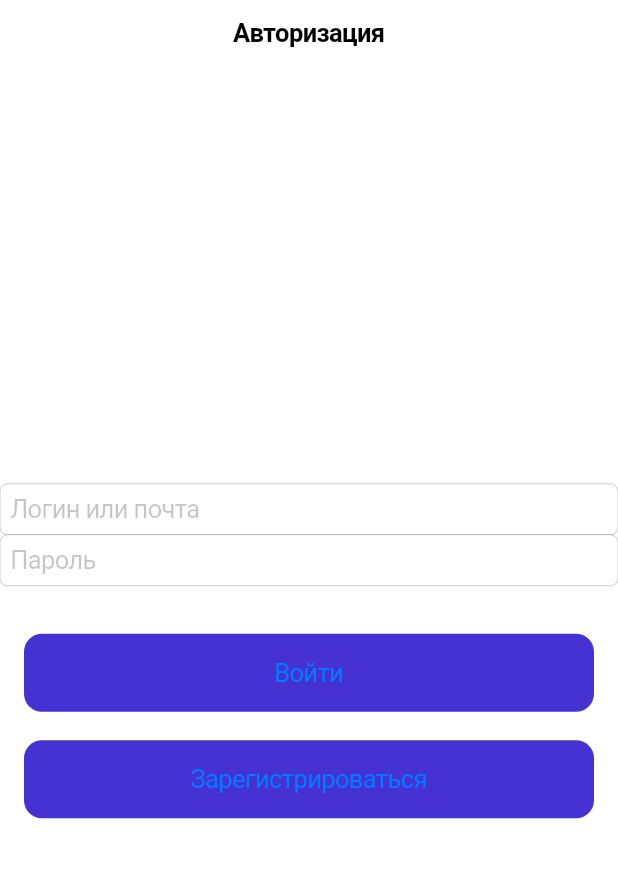
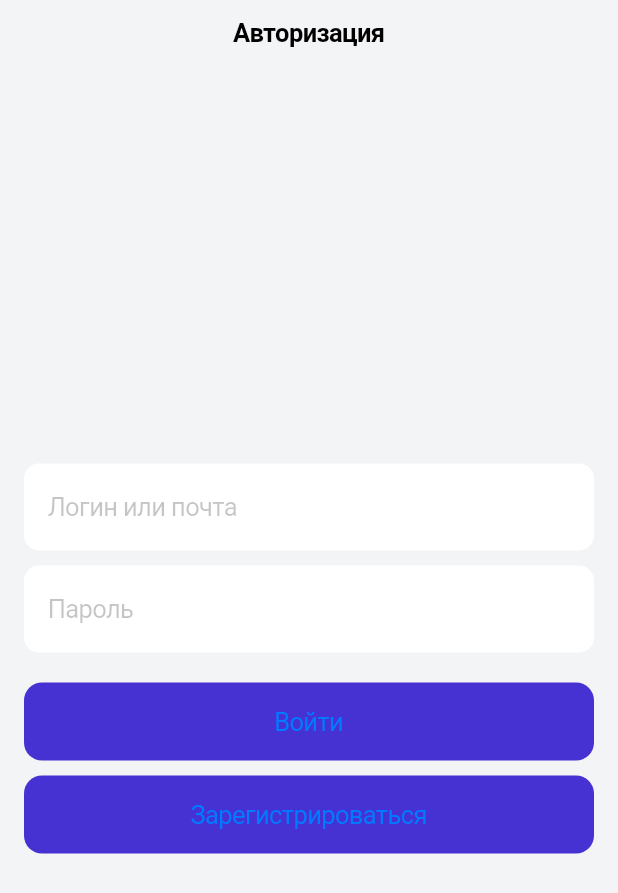
Before and after one commit to K1yoshiSho/Code-Union, a Flutter app: the screen it shows after launch, on a phone screen of 412 x 824 dp. Shown: the top 893 px of the screen. Run offline on Flutter 3.47's test engine with Material 2 defaults, Android fonts, the phone set to English and light mode, and no system bars.

Commit message:
auth ui final

```diff
--- a/testproject/lib/src/screens/auth/auth_screen.dart
+++ b/testproject/lib/src/screens/auth/auth_screen.dart
@@ -8,7 +8,10 @@ class AuthScreen extends StatelessWidget {
   @override
   Widget build(BuildContext context) {
     return CupertinoPageScaffold(
+      backgroundColor: Color(0xFFF3F4F6),
       navigationBar: CupertinoNavigationBar(
+        border: Border(),
+        backgroundColor: CupertinoColors.white,
         middle: Text('Авторизация'),
       ),
       child: SafeArea(
@@ -17,13 +20,31 @@ class AuthScreen extends StatelessWidget {
           mainAxisAlignment: MainAxisAlignment.center,
           // ignore: prefer_const_literals_to_create_immutables
           children: [
-            CupertinoTextField(
-              placeholder: 'Логин или почта',
+            Padding(
+              padding: const EdgeInsets.symmetric(horizontal: 16, vertical: 10),
+              child: CupertinoTextField(
+                placeholder: 'Логин или почта',
+                decoration: BoxDecoration(
+                  color: CupertinoColors.white,
+                  borderRadius: BorderRadius.circular(10),
+                ),
+                padding:
+                    const EdgeInsets.symmetric(vertical: 19, horizontal: 16),
+              ),
             ),
-            CupertinoTextField(
-              placeholder: 'Пароль',
+            Padding(
+              padding: const EdgeInsets.symmetric(horizontal: 16),
+              child: CupertinoTextField(
+                placeholder: 'Пароль',
+                decoration: BoxDecoration(
+                  borderRadius: BorderRadius.circular(10),
+                  color: CupertinoColors.white,
+                ),
+                padding:
+                    const EdgeInsets.symmetric(vertical: 19, horizontal: 16),
+              ),
             ),
-            SizedBox(height: 32),
+            SizedBox(height: 20),
             Padding(
               padding: const EdgeInsets.symmetric(horizontal: 16),
               child: CupertinoButton(
@@ -32,7 +53,7 @@ class AuthScreen extends StatelessWidget {
                 onPressed: () {},
               ),
             ),
-            SizedBox(height: 19),
+            SizedBox(height: 10),
             Padding(
               padding: const EdgeInsets.symmetric(horizontal: 16),
               child: CupertinoButton(
```
